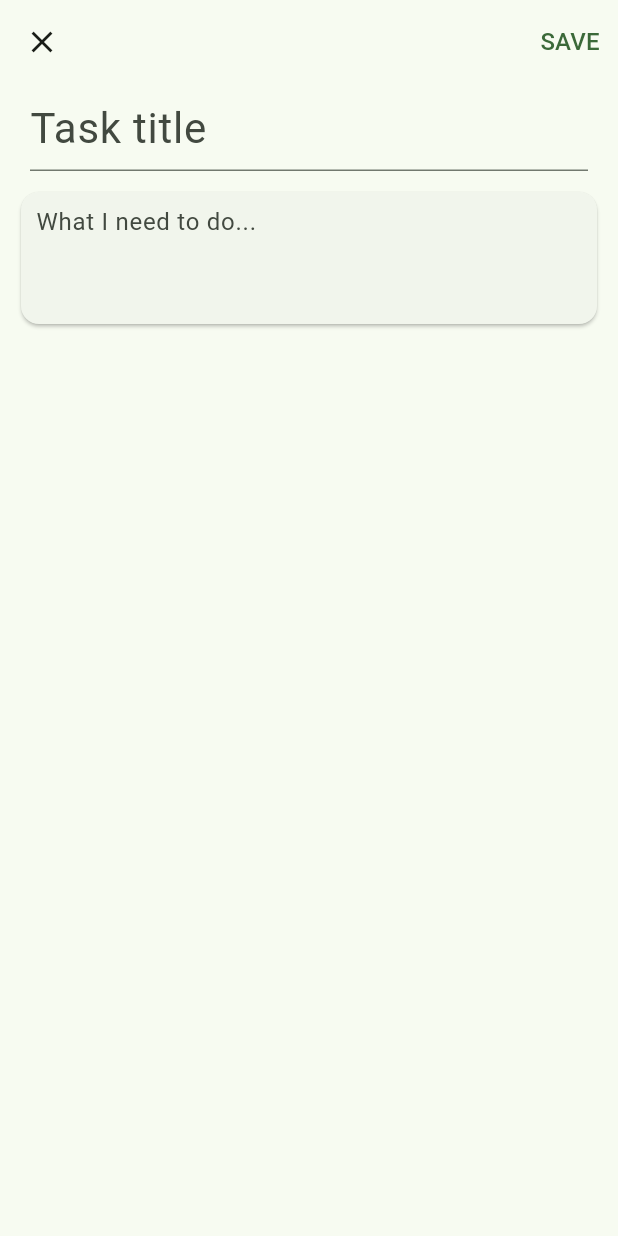
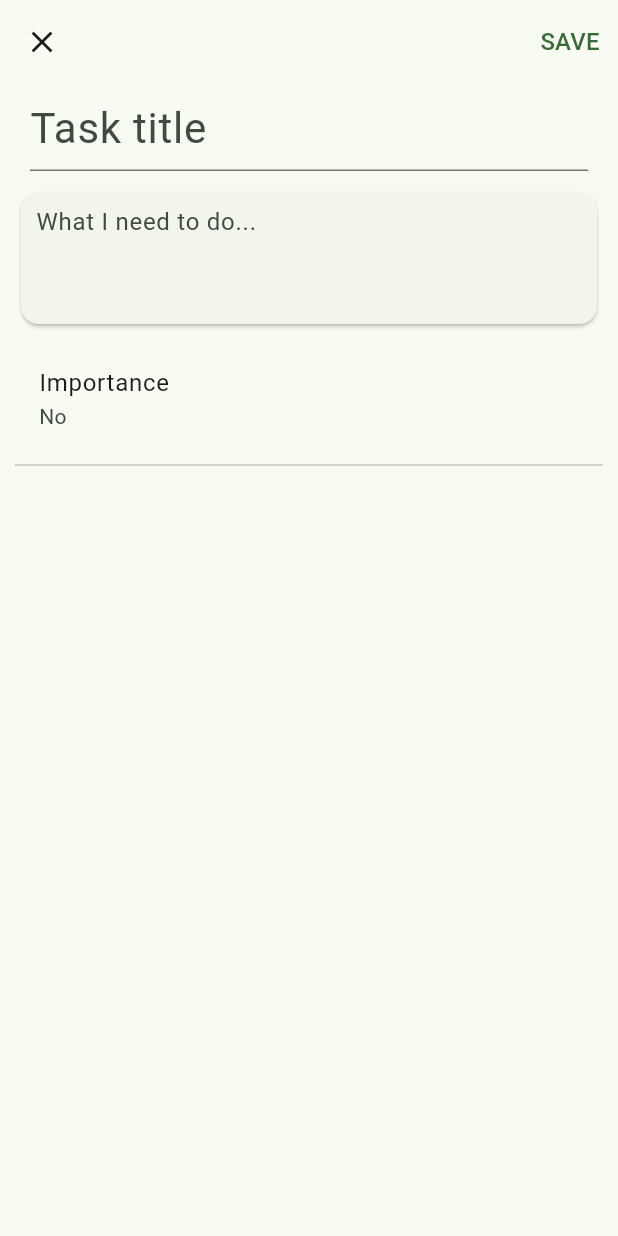
Before and after one commit to vladdan16/todo_list, a Flutter app: the screen it shows after launch, scrolled down 576 dp, after a tap on the "add" icon, on a phone screen of 412 x 824 dp. Run offline on Flutter 3.47's test engine with Material 2 defaults, Android fonts, the phone set to English and light mode, and no system bars; drawn by our look-alikes of dynamic_color; our stand-ins replace easy_dynamic_theme, easy_localization, logger.

Commit message:
replace dialog with scaffold

```diff
--- a/assets/translations/en.json
+++ b/assets/translations/en.json
@@ -2,5 +2,9 @@
   "todo_list": "ToDo List",
   "task_title": "Task title",
   "task_description": "What I need to do...",
-  "save": "Save"
+  "save": "Save",
+  "importance": "Importance",
+  "no": "No",
+  "low": "Low",
+  "high": "High"
 }
--- a/assets/translations/ru.json
+++ b/assets/translations/ru.json
@@ -2,5 +2,9 @@
   "todo_list": "Мои дела",
   "task_title": "Имя задачи",
   "task_description": "Что надо сделать...",
-  "save": "Сохранить"
+  "save": "Сохранить",
+  "importance": "Важность",
+  "no": "Нет",
+  "low": "Низкая",
+  "high": "Высокая"
 }
--- a/lib/core/task_database.dart
+++ b/lib/core/task_database.dart
@@ -27,7 +27,7 @@ final class TaskDatabase {
     String? name,
     String? description,
     bool? done,
-    bool? importance,
+    Importance? importance,
     DateTime? deadline,
   }) {
     if (done != null) {
--- a/lib/core/todo.dart
+++ b/lib/core/todo.dart
@@ -2,14 +2,14 @@ base class ToDo {
   String name;
   String description;
   bool done;
-  bool importance;
+  Importance importance;
   DateTime? deadline;
 
   ToDo({
-    required this.name,
+    this.name = '',
     this.description = '',
     this.done = false,
-    this.importance = false,
+    this.importance = Importance.no,
     this.deadline,
   });
 
@@ -17,7 +17,7 @@ base class ToDo {
     String name = json['name'];
     String description = json['description'];
     bool done = json['done'];
-    bool importance = json['importance'];
+    Importance importance = json['importance'];
     DateTime deadline = json['deadline'];
     return ToDo(
       name: name,
@@ -38,3 +38,11 @@ base class ToDo {
     };
   }
 }
+
+enum Importance { no, low, high }
+
+extension Parser on Importance {
+  String get name {
+    return toString().split('.').last;
+  }
+}
--- /dev/null
+++ b/lib/pages/add_task_page.dart
@@ -0,0 +1,147 @@
+import 'package:easy_localization/easy_localization.dart';
+import 'package:flutter/material.dart';
+import 'package:logger/logger.dart';
+
+import '../core/todo.dart';
+
+class TaskPage extends StatefulWidget {
+  const TaskPage({super.key, required this.task, this.newTask = false});
+
+  final ToDo task;
+  final bool newTask;
+
+  @override
+  State<TaskPage> createState() => _TaskPageState();
+}
+
+class _TaskPageState extends State<TaskPage> {
+  late TextEditingController titleTextController;
+  late TextEditingController descriptionTextController;
+  var logger = Logger();
+
+  @override
+  void initState() {
+    titleTextController = TextEditingController(text: widget.task.name);
+    descriptionTextController = TextEditingController(
+      text: widget.task.description,
+    );
+  }
+
+  @override
+  Widget build(BuildContext context) {
+    return Scaffold(
+      body: CustomScrollView(
+        slivers: [
+          SliverAppBar(
+            pinned: true,
+            leading: IconButton(
+              onPressed: () {
+                Navigator.of(context).pop();
+              },
+              icon: const Icon(Icons.close),
+            ),
+            actions: [
+              TextButton(
+                onPressed: () {
+                  // TODO: save
+                  Navigator.of(context).pop();
+                },
+                child: Text(
+                  'save'.tr().toUpperCase(),
+                  style: TextStyle(
+                    fontSize: Theme.of(context).textTheme.bodyLarge?.fontSize,
+                  ),
+                ),
+              ),
+            ],
+          ),
+          SliverPadding(
+            padding: const EdgeInsets.symmetric(horizontal: 10),
+            sliver: SliverToBoxAdapter(
+              child: SingleChildScrollView(
+                child: Column(
+                  children: [
+                    Padding(
+                      padding: const EdgeInsets.symmetric(horizontal: 10),
+                      child: TextField(
+                        controller: titleTextController,
+                        decoration: InputDecoration(
+                          hintText: 'task_title'.tr(),
+                          //border: const OutlineInputBorder()
+                        ),
+                        style: TextStyle(
+                          fontSize: Theme.of(context)
+                              .textTheme
+                              .headlineMedium
+                              ?.fontSize,
+                        ),
+                      ),
+                    ),
+                    const SizedBox(height: 10),
+                    Card(
+                      child: Padding(
+                        padding: const EdgeInsets.symmetric(horizontal: 10),
+                        child: TextField(
+                          controller: descriptionTextController,
+                          decoration: InputDecoration(
+                            hintText: 'task_description'.tr(),
+                            border: InputBorder.none,
+                          ),
+                          minLines: 3,
+                          maxLines: null,
+                        ),
+                      ),
+                    ),
+                    const SizedBox(height: 10),
+                    ListTile(
+                      title: const Text('importance').tr(),
+                      subtitle: Text(widget.task.importance.name).tr(),
+                      onTap: () {
+                        final overlay = Overlay.of(context)
+                            .context
+                            .findRenderObject() as RenderBox;
+                        showMenu(
+                          context: context,
+                          position: RelativeRect.fromRect(
+                            Rect.fromPoints(
+                              overlay.localToGlobal(Offset.zero),
+                              overlay.localToGlobal(
+                                overlay.size.bottomRight(Offset.zero),
+                              ),
+                            ),
+                            Offset.zero & overlay.size,
+                          ),
+                          items: <PopupMenuEntry<Importance>>[
+                            PopupMenuItem<Importance>(
+                              value: Importance.no,
+                              child: Text(Importance.no.name).tr(),
+                            ),
+                            PopupMenuItem<Importance>(
+                              value: Importance.low,
+                              child: Text(Importance.low.name).tr(),
+                            ),
+                            PopupMenuItem<Importance>(
+                              value: Importance.high,
+                              child: Text(Importance.high.name).tr(),
+                            ),
+                          ],
+                        ).then((Importance? value) {
+                          setState(() {
+                            widget.task.importance =
+                                value ?? widget.task.importance;
+                            //logger.i(value?.name);
+                          });
+                        });
+                      },
+                    ),
+                    const Divider(),
+                  ],
+                ),
+              ),
+            ),
+          ),
+        ],
+      ),
+    );
+  }
+}
--- a/lib/pages/home_page.dart
+++ b/lib/pages/home_page.dart
@@ -1,7 +1,8 @@
 import 'package:easy_localization/easy_localization.dart';
 import 'package:flutter/material.dart';
 import 'package:todo_list/core/task_database.dart';
-import 'package:todo_list/utils/my_dialogs.dart';
+import 'package:todo_list/core/todo.dart';
+import 'package:todo_list/pages/add_task_page.dart';
 
 class HomePage extends StatefulWidget {
   const HomePage({super.key});
@@ -65,7 +66,11 @@ class _HomePageState extends State<HomePage> {
                           trailing: IconButton(
                             icon: const Icon(Icons.info_outline),
                             onPressed: () {
-                              // TODO: show dialog
+                              Navigator.of(context).push(
+                                MaterialPageRoute(builder: (context) {
+                                  return TaskPage(task: task);
+                                }),
+                              );
                             },
                           ),
                         ),
@@ -79,7 +84,12 @@ class _HomePageState extends State<HomePage> {
       ),
       floatingActionButton: FloatingActionButton(
         onPressed: () {
-          MyDialogs.showAddTaskDialog(context: context);
+          // MyDialogs.showTaskDialog(context: context);
+          Navigator.of(context).push(
+            MaterialPageRoute(builder: (context) {
+              return TaskPage(task: ToDo(), newTask: true);
+            }),
+          );
         },
         tooltip: 'Add task',
         child: const Icon(Icons.add),
--- a/lib/utils/my_dialogs.dart
+++ /dev/null
@@ -1,83 +0,0 @@
-import 'package:easy_localization/easy_localization.dart';
-import 'package:flutter/material.dart';
-
-final class MyDialogs {
-  static void showAddTaskDialog({required BuildContext context}) {
-    final titleTextController = TextEditingController();
-    final descriptionTextController = TextEditingController();
-    var dialog = Dialog.fullscreen(
-      child: CustomScrollView(
-        slivers: [
-          SliverAppBar(
-            pinned: true,
-            leading: IconButton(
-              onPressed: () {
-                Navigator.of(context).pop();
-              },
-              icon: const Icon(Icons.close),
-            ),
-            actions: [
-              TextButton(
-                onPressed: () {
-                  // TODO: save
-                  Navigator.of(context).pop();
-                },
-                child: Text(
-                  'save'.tr().toUpperCase(),
-                  style: TextStyle(
-                    fontSize: Theme.of(context).textTheme.bodyLarge?.fontSize,
-                  ),
-                ),
-              ),
-            ],
-          ),
-          SliverPadding(
-            padding: const EdgeInsets.symmetric(horizontal: 10),
-            sliver: SliverToBoxAdapter(
-              child: SingleChildScrollView(
-                child: Column(
-                  children: [
-                    Padding(
-                      padding: const EdgeInsets.symmetric(horizontal: 10),
-                      child: TextField(
-                        controller: titleTextController,
-                        decoration: InputDecoration(
-                          hintText: 'task_title'.tr(),
-                          //border: const OutlineInputBorder()
-                        ),
-                        style: TextStyle(
-                          fontSize: Theme.of(context).textTheme.headlineMedium?.fontSize,
-                        ),
-                      ),
-                    ),
-                    const SizedBox(height: 10),
-                    Card(
-                      child: Padding(
-                        padding: const EdgeInsets.symmetric(horizontal: 10),
-                        child: TextField(
-                          controller: descriptionTextController,
-                          decoration: InputDecoration(
-                            hintText: 'task_description'.tr(),
-                            border: InputBorder.none,
-                          ),
-                          minLines: 3,
-                          maxLines: null,
-                        ),
-                      ),
-                    ),
-                  ],
-                ),
-              ),
-            ),
-          ),
-        ],
-      ),
-    );
-    showDialog(
-      context: context,
-      builder: (context) {
-        return dialog;
-      },
-    );
-  }
-}
```
Also changed, not shown: lib/generated/codegen_loader.g.dart.
